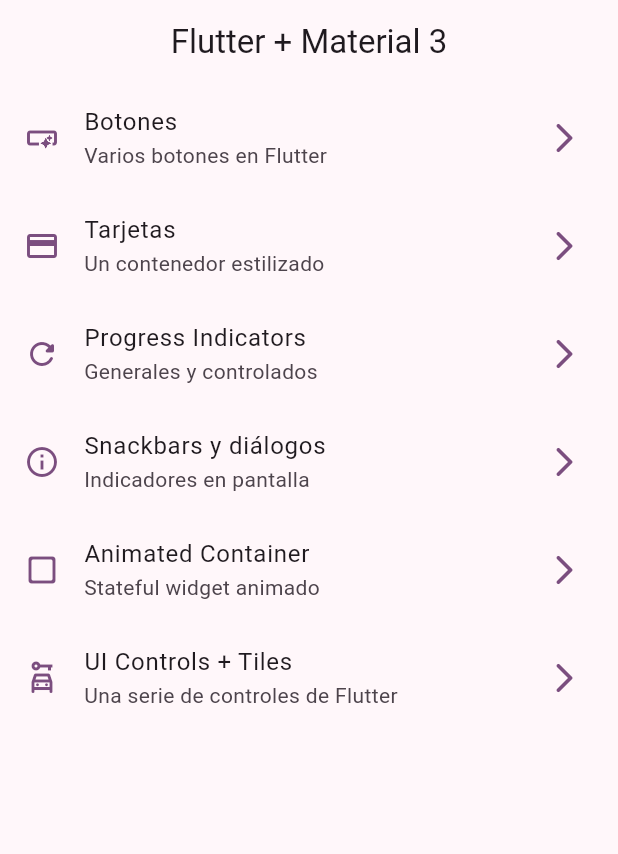
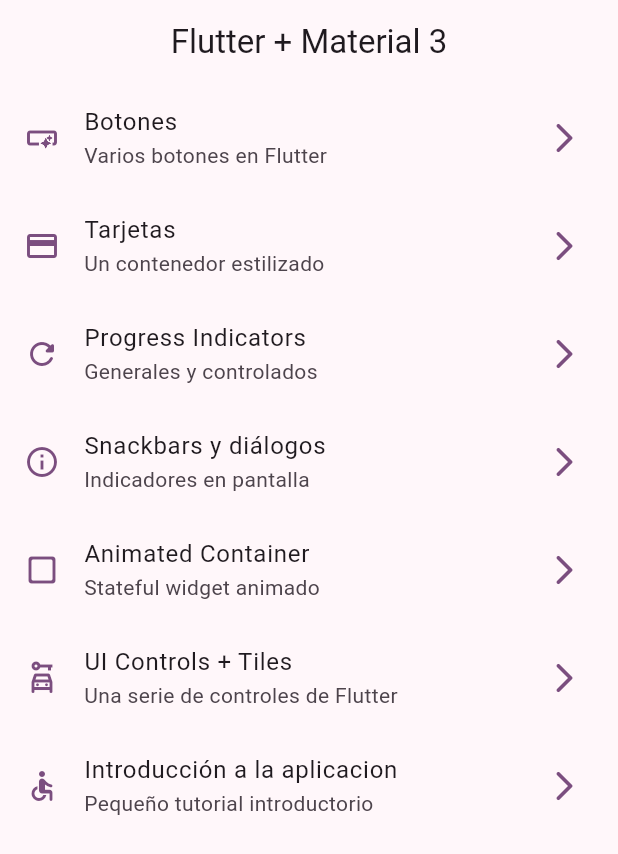
Before and after one commit to ZambranoTech/Flutter-Widgets_app, a Flutter app: the screen it shows after launch, on a phone screen of 412 x 824 dp. Shown: the top 854 px of the screen. Run offline on Flutter 3.47's test engine with Material 2 defaults, Android fonts, the phone set to English and light mode, and no system bars; our stand-ins replace go_router; missing offline and left inert: dart:ffi.

Commit message:
tutorial screen creado

```diff
--- a/lib/config/menu/menu_items.dart
+++ b/lib/config/menu/menu_items.dart
@@ -53,4 +53,10 @@ const appMenuItems = <MenuItem>[
     link: '/ui-controls',
     icon: Icons.car_rental_outlined
     ),
+     MenuItem(
+    title: 'Introducción a la aplicacion',
+    subTitle: 'Pequeño tutorial introductorio',
+    link: '/tutorial',
+    icon: Icons.accessible_rounded
+    ),
 ];
--- a/lib/config/router/app_router.dart
+++ b/lib/config/router/app_router.dart
@@ -1,9 +1,5 @@
 import 'package:go_router/go_router.dart';
-import 'package:widgets_app/presentation/screens/animated/animated_screen.dart';
-import 'package:widgets_app/presentation/screens/progress/progress_screen.dart';
 import 'package:widgets_app/presentation/screens/screens.dart';
-import 'package:widgets_app/presentation/screens/snackbar/snackbar_screen.dart';
-import 'package:widgets_app/presentation/screens/ui_controls/ui_controls_screen.dart';
 
 // GoRouter configuration
 final appRouter = GoRouter(
@@ -44,5 +40,10 @@ final appRouter = GoRouter(
       name: UiControlsScreen.name,
       builder: (context, state) => const UiControlsScreen(),
     ),
+    GoRoute(
+      path: '/tutorial',
+      name: AppTutorialScreen.name,
+      builder: (context, state) => const AppTutorialScreen(),
+    ),
   ],
 );
--- a/lib/presentation/screens/ui_controls/ui_controls_screen.dart
+++ b/lib/presentation/screens/ui_controls/ui_controls_screen.dart
@@ -11,7 +11,7 @@ class UiControlsScreen extends StatelessWidget {
       appBar: AppBar(
         title: const Text('UI Controls'),
       ),
-      body: _UiControlsView(),
+      body: const _UiControlsView(),
     );
   }
 }
```
Also changed, not shown: lib/presentation/screens/screens.dart (+6 -6 lines).
